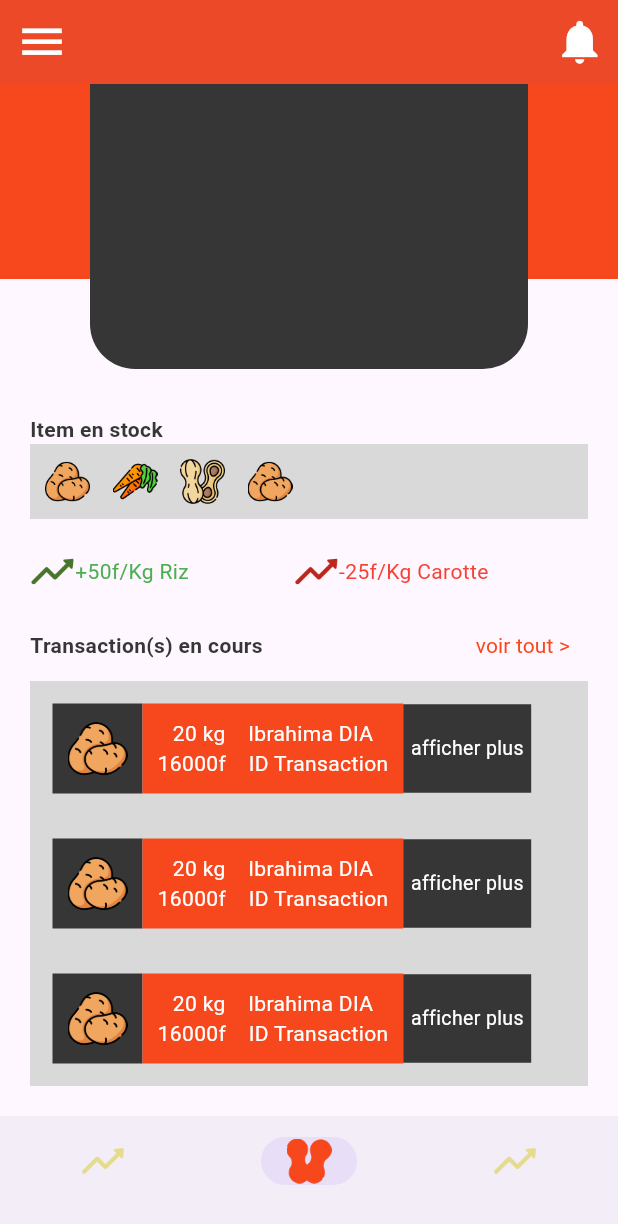
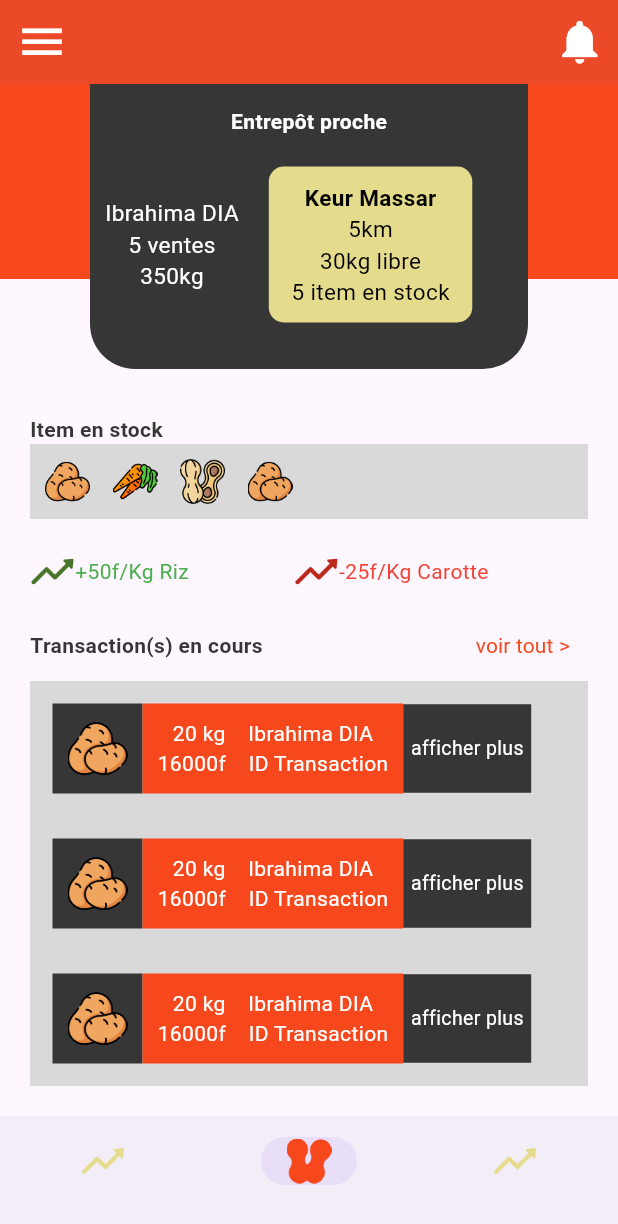
Before and after one commit to mouhamed48-diagne/TERA_REPO, a Flutter app: the screen it shows after launch, scrolled down 50 dp, on a phone screen of 412 x 824 dp. Shown: the top 1224 px of the screen. Run offline on Flutter 3.47's test engine with Material 3 defaults, Android fonts, the light colour scheme and no system bars; our stand-ins replace page_transition.

Commit message:
Page d'accueil sans icone finie

```diff
--- a/lib/home.dart
+++ b/lib/home.dart
@@ -58,11 +58,86 @@ class _HomeState extends State<Home> {
                 ),
                 Container(
                   margin: EdgeInsets.symmetric(horizontal: 60, vertical: 10),
+                  padding: EdgeInsets.symmetric(horizontal: 10),
                   height: 230,
+                  width: 500,
                   decoration: BoxDecoration(
                     borderRadius: BorderRadius.circular(30),
                     color: dark,
                   ),
+                  child: Column(children: [
+                    SizedBox(
+                      height: 55,
+                    ),
+                    Text(
+                      'Entrepôt proche',
+                      style: TextStyle(
+                          color: Colors.white, fontWeight: FontWeight.bold),
+                    ),
+                    SizedBox(
+                      height: 20,
+                    ),
+                    Row(
+                      children: [
+                        Column(
+                          children: [
+                            Text(
+                              'Ibrahima DIA',
+                              style:
+                                  TextStyle(color: Colors.white, fontSize: 15),
+                            ),
+                            Text(
+                              '5 ventes',
+                              style:
+                                  TextStyle(color: Colors.white, fontSize: 15),
+                            ),
+                            Text(
+                              '350kg',
+                              style:
+                                  TextStyle(color: Colors.white, fontSize: 15),
+                            ),
+                          ],
+                        ),
+                        SizedBox(
+                          width: 20,
+                        ),
+                        Container(
+                          padding: EdgeInsets.symmetric(
+                              horizontal: 15, vertical: 10),
+                          decoration: BoxDecoration(
+                              color: jauneClair,
+                              borderRadius: BorderRadius.circular(10)),
+                          child: Column(
+                            children: [
+                              Text(
+                                'Keur Massar',
+                                style: TextStyle(
+                                  color: Colors.black,
+                                  fontSize: 15,
+                                  fontWeight: FontWeight.bold,
+                                ),
+                              ),
+                              Text(
+                                '5km',
+                                style: TextStyle(
+                                    color: Colors.black, fontSize: 15),
+                              ),
+                              Text(
+                                '30kg libre',
+                                style: TextStyle(
+                                    color: Colors.black, fontSize: 15),
+                              ),
+                              Text(
+                                '5 item en stock',
+                                style: TextStyle(
+                                    color: Colors.black, fontSize: 15),
+                              ),
+                            ],
+                          ),
+                        )
+                      ],
+                    )
+                  ]),
                 ),
                 Image(
                   image: AssetImage(
```
